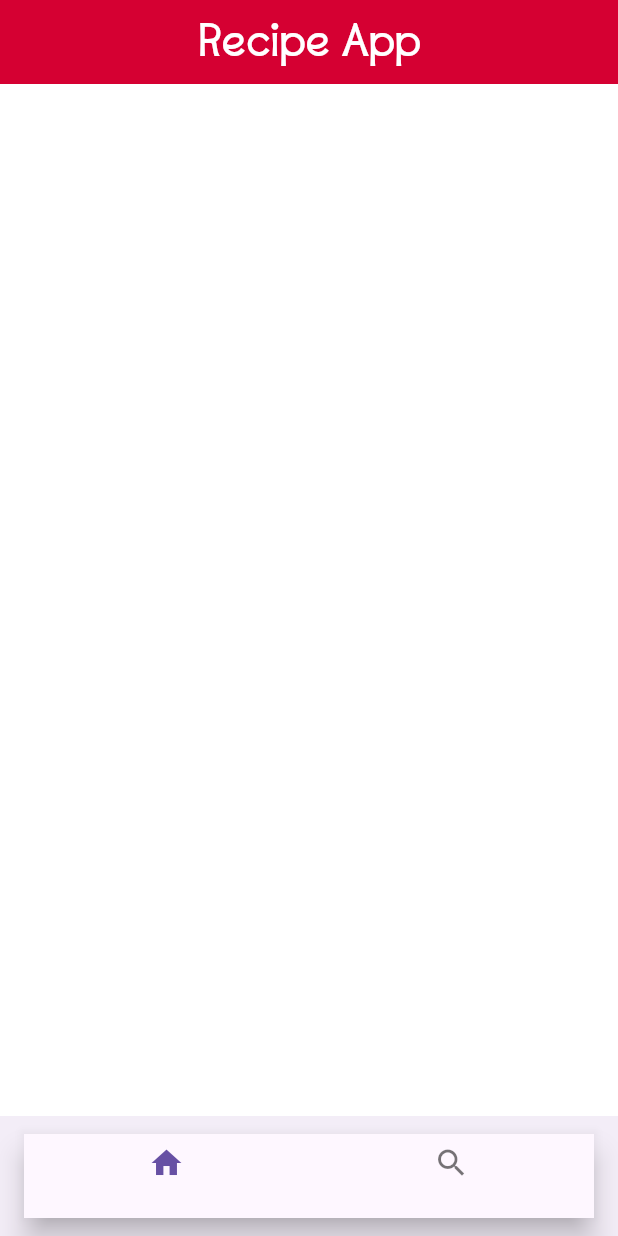
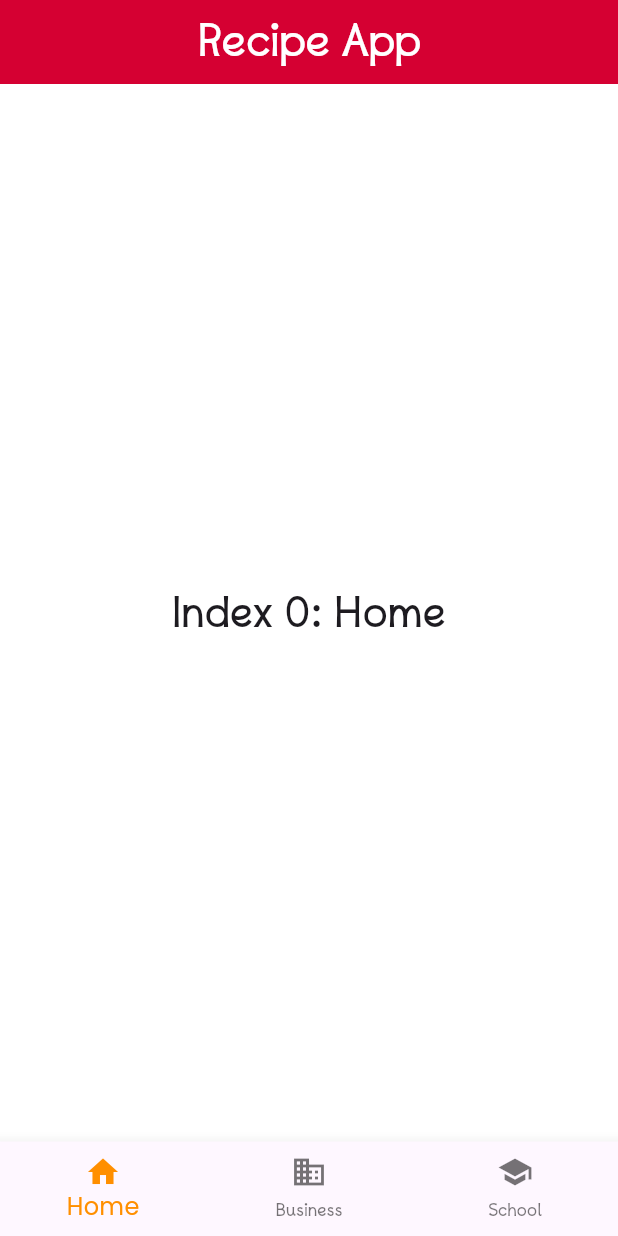
Before and after one commit to RoldDevs/RecipeApp, a Flutter app: the screen it shows after launch, on a phone screen of 412 x 824 dp. Run offline on Flutter 3.47's test engine with Material 3 defaults, Android fonts, the phone set to English and light mode, and no system bars.

Commit message:
the navigation is added

```diff
--- a/lib/pages/home.dart
+++ b/lib/pages/home.dart
@@ -10,6 +10,23 @@ class HomePage extends StatefulWidget {
 
 class _HomeScreenState extends State<HomePage> {
   int _selectedIndex = 0;
+
+  static const TextStyle optionStyle = TextStyle(
+    fontSize: 30,
+    fontWeight: FontWeight.bold,
+  );
+
+  static const List<Widget> _widgetOptions = <Widget>[
+    Text('Index 0: Home', style: optionStyle),
+    Text('Index 1: Business', style: optionStyle),
+    Text('Index 2: School', style: optionStyle),
+  ];
+
+  void _onItemTapped(int index) {
+    setState(() {
+      _selectedIndex = index;
+    });
+  }
 
   @override
   Widget build(BuildContext context) {
@@ -26,22 +43,23 @@ class _HomeScreenState extends State<HomePage> {
         centerTitle: true,
       ),
       backgroundColor: AppColors.textColor,
+      body: Center(child: _widgetOptions.elementAt(_selectedIndex)),
+      bottomNavigationBar: BottomNavigationBar(
+        items: const <BottomNavigationBarItem>[
+          BottomNavigationBarItem(icon: Icon(Icons.home), label: 'Home'),
+          BottomNavigationBarItem(
+            icon: Icon(Icons.business),
+            label: 'Business',
+          ),
+          BottomNavigationBarItem(icon: Icon(Icons.school), label: 'School'),
+        ],
 
-
-      floatingActionButtonLocation: FloatingActionButtonLocation.centerDocked,
-      bottomNavigationBar: BottomAppBar(
-        shape: CircularNotchedRectangle(),
-        notchMargin: 4.0,
-        child: SizedBox(
-          height: 56, // Standard BottomNavigationBar height
-          child: BottomNavigationBar(
-            currentIndex: _selectedIndex,
-            onTap: (index) => setState(() => _selectedIndex = index),
-            items: [
-              BottomNavigationBarItem(icon: Icon(Icons.home), label: ""),
-              BottomNavigationBarItem(icon: Icon(Icons.search), label: ""),
-            ],
-          ),
+        currentIndex: _selectedIndex,
+        selectedItemColor: Colors.amber[800],
+        onTap: _onItemTapped,
+        selectedLabelStyle: TextStyle(
+          fontFamily: 'Poppins',
+          fontSize: 16,
         ),
       ),
     );
```
